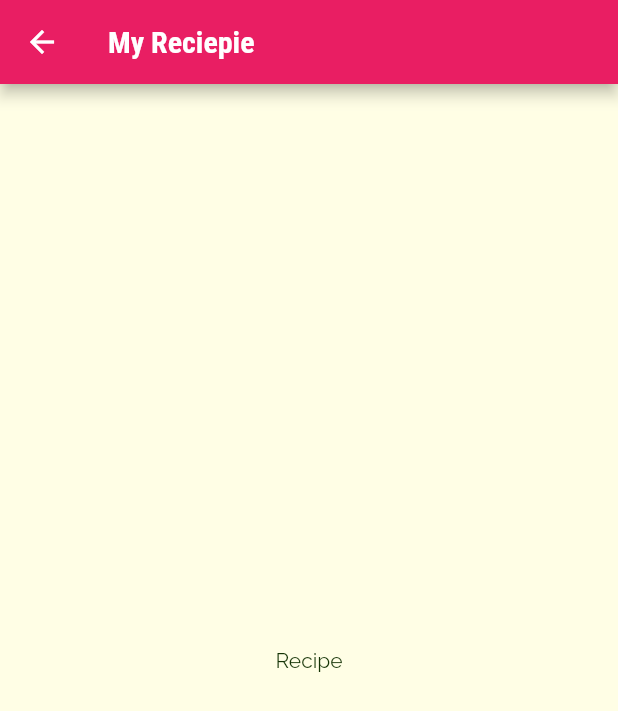
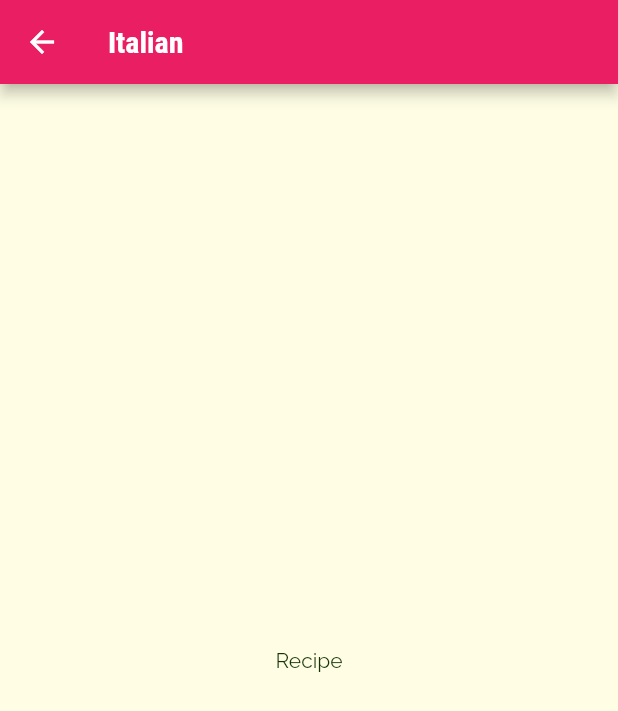
Before and after one commit to UmerSharif/best-cook-app, a Flutter app: the screen it shows after launch, after a tap on "Italian", on a phone screen of 412 x 824 dp. Shown: the top 711 px of the screen. Run offline on Flutter 3.47's test engine with Material 2 defaults, Android fonts, the phone set to English and light mode, and no system bars.

Commit message:
adding data to meal screen

```diff
--- a/lib/category_meals_screen.dart
+++ b/lib/category_meals_screen.dart
@@ -1,13 +1,17 @@
 import 'package:flutter/material.dart';
 
 class CategoryMealScreen extends StatelessWidget {
-  const CategoryMealScreen({Key key}) : super(key: key);
+  final String id;
+  final String title;
+  final Color color;
+  const CategoryMealScreen({this.id, this.color, this.title, Key key})
+      : super(key: key);
 
   @override
   Widget build(BuildContext context) {
     return Scaffold(
       appBar: AppBar(
-        title: Text("My Reciepie"),
+        title: Text(title),
       ),
       body: Center(
         child: Text("Recipe"),
--- a/lib/categoty_item.dart
+++ b/lib/categoty_item.dart
@@ -2,14 +2,19 @@ import 'package:flutter/material.dart';
 import 'package:meals/category_meals_screen.dart';
 
 class CategoryItem extends StatelessWidget {
+  final String id;
   final String title;
   final Color color;
-  const CategoryItem({this.title, this.color, Key key}) : super(key: key);
+  const CategoryItem({this.id, this.title, this.color, Key key})
+      : super(key: key);
 
   void selectCategory(BuildContext ctx) {
     Navigator.of(ctx).push(MaterialPageRoute(builder: (_) {
       // _ is a context in builder
-      return CategoryMealScreen();
+      return CategoryMealScreen(
+        id: this.id,
+        title: this.title,
+      );
     }));
   }
 
--- a/lib/catergories_screen.dart
+++ b/lib/catergories_screen.dart
@@ -16,6 +16,7 @@ class CategoriesScreen extends StatelessWidget {
         padding: const EdgeInsets.all(25),
         children: DUMMY_CATEGORIES
             .map((categoryData) => CategoryItem(
+                  id: categoryData.id,
                   title: categoryData.title,
                   color: categoryData.color,
                 ))
```
